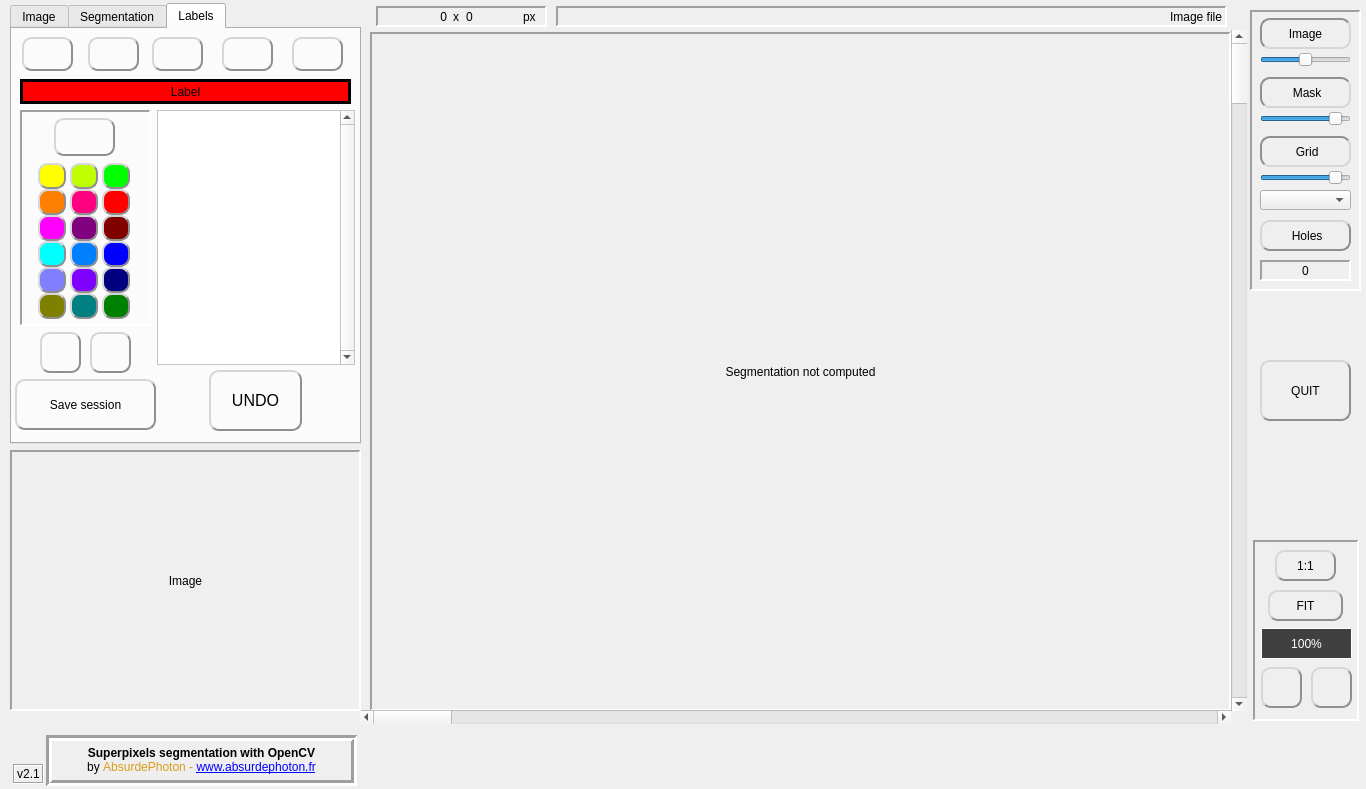
This is mainwindow.ui in AbsurdePhoton/superpixels-segmentation-gui-opencv as Qt 5 draws it before an edit. The edited form follows.
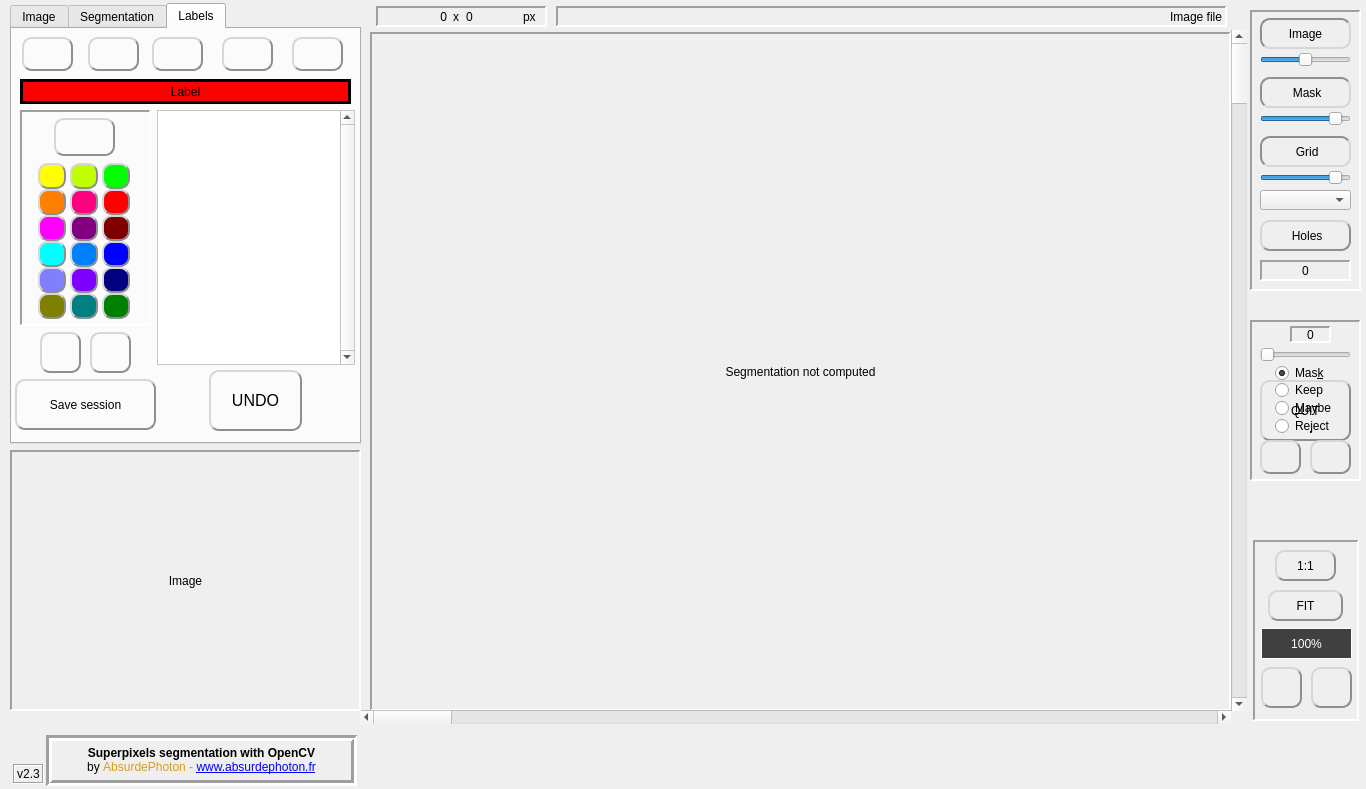
This is the edited form. The open tabs and pages were chosen to show the change. Icons and pictures are not drawn.

Commit message: v2.3: added Clear and GrabCut functions

```diff
--- a/mainwindow.ui
+++ b/mainwindow.ui
@@ -4014,7 +4014,7 @@
       <enum>QFrame::Sunken</enum>
      </property>
      <property name="text">
-      <string>v2.1</string>
+      <string>v2.3</string>
      </property>
      <property name="scaledContents">
       <bool>false</bool>
@@ -4323,7 +4323,7 @@
     <property name="geometry">
      <rect>
       <x>1260</x>
-      <y>360</y>
+      <y>380</y>
       <width>91</width>
       <height>61</height>
      </rect>
@@ -4368,6 +4368,346 @@
      </size>
     </property>
    </widget>
+   <widget class="QFrame" name="frame_draw">
+    <property name="geometry">
+     <rect>
+      <x>1250</x>
+      <y>320</y>
+      <width>111</width>
+      <height>161</height>
+     </rect>
+    </property>
+    <property name="frameShape">
+     <enum>QFrame::Panel</enum>
+    </property>
+    <property name="frameShadow">
+     <enum>QFrame::Sunken</enum>
+    </property>
+    <property name="lineWidth">
+     <number>2</number>
+    </property>
+    <widget class="QLabel" name="label_draw_size">
+     <property name="geometry">
+      <rect>
+       <x>40</x>
+       <y>6</y>
+       <width>41</width>
+       <height>17</height>
+      </rect>
+     </property>
+     <property name="toolTip">
+      <string>Drawing thickness</string>
+     </property>
+     <property name="styleSheet">
+      <string notr="true">QToolTip {
+    border:2px solid black;
+	padding:5px;
+	background-color:rgb(64,64,64);
+	color:white;
+	font-size: 14px;
+}</string>
+     </property>
+     <property name="frameShape">
+      <enum>QFrame::Panel</enum>
+     </property>
+     <property name="frameShadow">
+      <enum>QFrame::Sunken</enum>
+     </property>
+     <property name="lineWidth">
+      <number>2</number>
+     </property>
+     <property name="text">
+      <string>0</string>
+     </property>
+     <property name="alignment">
+      <set>Qt::AlignCenter</set>
+     </property>
+    </widget>
+    <widget class="QSlider" name="horizontalSlider_draw_size">
+     <property name="geometry">
+      <rect>
+       <x>10</x>
+       <y>20</y>
+       <width>91</width>
+       <height>29</height>
+      </rect>
+     </property>
+     <property name="cursor">
+      <cursorShape>PointingHandCursor</cursorShape>
+     </property>
+     <property name="focusPolicy">
+      <enum>Qt::ClickFocus</enum>
+     </property>
+     <property name="toolTip">
+      <string>&lt;html&gt;&lt;head/&gt;&lt;body&gt;&lt;p&gt;Drawing thickness&lt;/p&gt;&lt;/body&gt;&lt;/html&gt;</string>
+     </property>
+     <property name="styleSheet">
+      <string notr="true">QToolTip {
+    border:2px solid black;
+	padding:5px;
+	background-color:rgb(64,64,64);
+	color:white;
+	font-size: 14px;
+}</string>
+     </property>
+     <property name="maximum">
+      <number>20</number>
+     </property>
+     <property name="value">
+      <number>0</number>
+     </property>
+     <property name="orientation">
+      <enum>Qt::Horizontal</enum>
+     </property>
+     <property name="tickPosition">
+      <enum>QSlider::NoTicks</enum>
+     </property>
+    </widget>
+    <widget class="QRadioButton" name="radioButton_draw_mask">
+     <property name="geometry">
+      <rect>
+       <x>25</x>
+       <y>42</y>
+       <width>81</width>
+       <height>22</height>
+      </rect>
+     </property>
+     <property name="toolTip">
+      <string>&lt;html&gt;&lt;head/&gt;&lt;body&gt;&lt;p&gt;Use this color to draw the new cell&lt;/p&gt;&lt;/body&gt;&lt;/html&gt;</string>
+     </property>
+     <property name="styleSheet">
+      <string notr="true">QToolTip {
+    border:2px solid black;
+	padding:5px;
+	background-color:rgb(64,64,64);
+	color:white;
+	font-size: 14px;
+}</string>
+     </property>
+     <property name="text">
+      <string>Mas&amp;k</string>
+     </property>
+     <property name="checked">
+      <bool>true</bool>
+     </property>
+    </widget>
+    <widget class="QRadioButton" name="radioButton_draw_keep">
+     <property name="geometry">
+      <rect>
+       <x>25</x>
+       <y>59</y>
+       <width>81</width>
+       <height>22</height>
+      </rect>
+     </property>
+     <property name="toolTip">
+      <string>&lt;html&gt;&lt;head/&gt;&lt;body&gt;&lt;p&gt;Use this color to draw the GrabCut &amp;quot;keep&amp;quot; zones&lt;/p&gt;&lt;/body&gt;&lt;/html&gt;</string>
+     </property>
+     <property name="styleSheet">
+      <string notr="true">QToolTip {
+    border:2px solid black;
+	padding:5px;
+	background-color:rgb(64,64,64);
+	color:white;
+	font-size: 14px;
+}</string>
+     </property>
+     <property name="text">
+      <string>Keep</string>
+     </property>
+    </widget>
+    <widget class="QRadioButton" name="radioButton_draw_reject">
+     <property name="geometry">
+      <rect>
+       <x>25</x>
+       <y>95</y>
+       <width>81</width>
+       <height>22</height>
+      </rect>
+     </property>
+     <property name="toolTip">
+      <string>&lt;html&gt;&lt;head/&gt;&lt;body&gt;&lt;p&gt;Use this color to draw the GrabCut &amp;quot;reject&amp;quot; zones&lt;/p&gt;&lt;/body&gt;&lt;/html&gt;</string>
+     </property>
+     <property name="styleSheet">
+      <string notr="true">QToolTip {
+    border:2px solid black;
+	padding:5px;
+	background-color:rgb(64,64,64);
+	color:white;
+	font-size: 14px;
+}</string>
+     </property>
+     <property name="text">
+      <string>Re&amp;ject</string>
+     </property>
+    </widget>
+    <widget class="QPushButton" name="pushButton_draw_clear">
+     <property name="geometry">
+      <rect>
+       <x>10</x>
+       <y>120</y>
+       <width>41</width>
+       <height>34</height>
+      </rect>
+     </property>
+     <property name="cursor">
+      <cursorShape>PointingHandCursor</cursorShape>
+     </property>
+     <property name="focusPolicy">
+      <enum>Qt::NoFocus</enum>
+     </property>
+     <property name="toolTip">
+      <string>&lt;html&gt;&lt;head/&gt;&lt;body&gt;&lt;p&gt;Clear all you have drawn&lt;/p&gt;&lt;/body&gt;&lt;/html&gt;</string>
+     </property>
+     <property name="styleSheet">
+      <string notr="true">QPushButton {
+	background: qlineargradient(x1: 0, y1: 0, x2: 0, y2: 1,
+                                      stop: 0 #FFFFFF, stop: 1 #E0E0E0);
+	border-radius: 10px;
+	border: 2px outset #8f8f91;
+	color rgb(0,0,0);
+}
+QPushButton:checked {
+	border: 2px inset #8f8f91;
+}
+QToolTip {
+    border:2px solid black;
+	padding:5px;
+	background-color:rgb(64,64,64);
+	color:white;
+	font-size: 14px;
+}</string>
+     </property>
+     <property name="text">
+      <string/>
+     </property>
+     <property name="icon">
+      <iconset resource="resources.qrc">
+       <normaloff>:/icons/clear.png</normaloff>:/icons/clear.png</iconset>
+     </property>
+     <property name="iconSize">
+      <size>
+       <width>24</width>
+       <height>24</height>
+      </size>
+     </property>
+     <property name="checkable">
+      <bool>false</bool>
+     </property>
+    </widget>
+    <widget class="QPushButton" name="pushButton_draw_grabcut">
+     <property name="geometry">
+      <rect>
+       <x>60</x>
+       <y>120</y>
+       <width>41</width>
+       <height>34</height>
+      </rect>
+     </property>
+     <property name="cursor">
+      <cursorShape>PointingHandCursor</cursorShape>
+     </property>
+     <property name="focusPolicy">
+      <enum>Qt::NoFocus</enum>
+     </property>
+     <property name="toolTip">
+      <string>&lt;html&gt;&lt;head/&gt;&lt;body&gt;&lt;p&gt;While creating a new cell, you can use the GrabCut algorithm to select a zone.&lt;/p&gt;&lt;p&gt;GrabCut needs these colors to work:&lt;/p&gt;&lt;p&gt;- white and green: what you want to &amp;quot;keep&amp;quot;&lt;/p&gt;&lt;p&gt;- red: what you want to &amp;quot;reject&amp;quot;&lt;/p&gt;&lt;p&gt;- blue: let the algorithm decide - &amp;quot;maybe&amp;quot;&lt;/p&gt;&lt;p&gt;- what was not drawn will be set to &amp;quot;reject&amp;quot;&lt;/p&gt;&lt;p&gt;&lt;br/&gt;&lt;/p&gt;&lt;p&gt;To draw:&lt;/p&gt;&lt;p&gt;- choose which color you want to use&lt;/p&gt;&lt;p&gt;- choose the thickness (0 to 20 pixels)&lt;/p&gt;&lt;p&gt;- left mouse button: draw&lt;/p&gt;&lt;p&gt;- right mouse button: erase&lt;/p&gt;&lt;p&gt;- CTRL key + mouse button: floodfill to draw or erase&lt;/p&gt;&lt;p&gt;- maintain X key to draw a line from the last drawn dot - release the key to set it&lt;/p&gt;&lt;p&gt;&lt;br/&gt;&lt;/p&gt;&lt;p&gt;When you finish creating the cell, only the white drawings will be accounted for.&lt;/p&gt;&lt;/body&gt;&lt;/html&gt;</string>
+     </property>
+     <property name="styleSheet">
+      <string notr="true">QPushButton {
+	background: qlineargradient(x1: 0, y1: 0, x2: 0, y2: 1,
+                                      stop: 0 #FFFFFF, stop: 1 #E0E0E0);
+	border-radius: 10px;
+	border: 2px outset #8f8f91;
+	color rgb(0,0,0);
+}
+QPushButton:checked {
+	border: 2px inset #8f8f91;
+}
+QToolTip {
+    border:2px solid black;
+	padding:5px;
+	background-color:rgb(64,64,64);
+	color:white;
+	font-size: 14px;
+}</string>
+     </property>
+     <property name="text">
+      <string/>
+     </property>
+     <property name="icon">
+      <iconset resource="resources.qrc">
+       <normaloff>:/icons/cut.png</normaloff>:/icons/cut.png</iconset>
+     </property>
+     <property name="iconSize">
+      <size>
+       <width>24</width>
+       <height>24</height>
+      </size>
+     </property>
+     <property name="checkable">
+      <bool>false</bool>
+     </property>
+    </widget>
+    <widget class="QRadioButton" name="radioButton_draw_maybe">
+     <property name="geometry">
+      <rect>
+       <x>25</x>
+       <y>77</y>
+       <width>81</width>
+       <height>22</height>
+      </rect>
+     </property>
+     <property name="toolTip">
+      <string>&lt;html&gt;&lt;head/&gt;&lt;body&gt;&lt;p&gt;Use this color to draw the GrabCut &amp;quot;maybe&amp;quot; zones&lt;/p&gt;&lt;/body&gt;&lt;/html&gt;</string>
+     </property>
+     <property name="styleSheet">
+      <string notr="true">QToolTip {
+    border:2px solid black;
+	padding:5px;
+	background-color:rgb(64,64,64);
+	color:white;
+	font-size: 14px;
+}</string>
+     </property>
+     <property name="text">
+      <string>&amp;Maybe</string>
+     </property>
+    </widget>
+    <widget class="QLabel" name="label_2">
+     <property name="geometry">
+      <rect>
+       <x>22</x>
+       <y>2</y>
+       <width>24</width>
+       <height>24</height>
+      </rect>
+     </property>
+     <property name="toolTip">
+      <string>Drawing thickness</string>
+     </property>
+     <property name="styleSheet">
+      <string notr="true">QToolTip {
+    border:2px solid black;
+	padding:5px;
+	background-color:rgb(64,64,64);
+	color:white;
+	font-size: 14px;
+}</string>
+     </property>
+     <property name="text">
+      <string/>
+     </property>
+     <property name="pixmap">
+      <pixmap resource="resources.qrc">:/icons/thick.png</pixmap>
+     </property>
+     <property name="scaledContents">
+      <bool>true</bool>
+     </property>
+    </widget>
+   </widget>
+   <zorder>button_quit</zorder>
+   <zorder>frame_draw</zorder>
    <zorder>frame_zoom</zorder>
    <zorder>label_segmentation</zorder>
    <zorder>Tabs</zorder>
```
Left out of the diff: 21 changed lines with no effect on the pictures. The commit also changes 8 other files.
